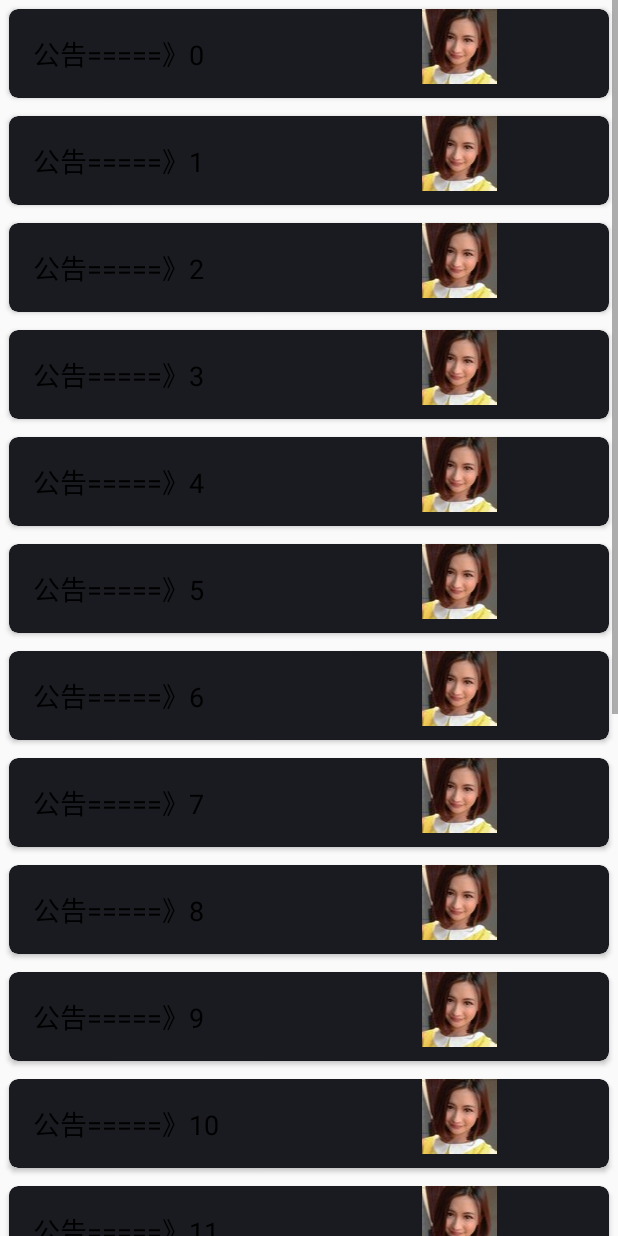
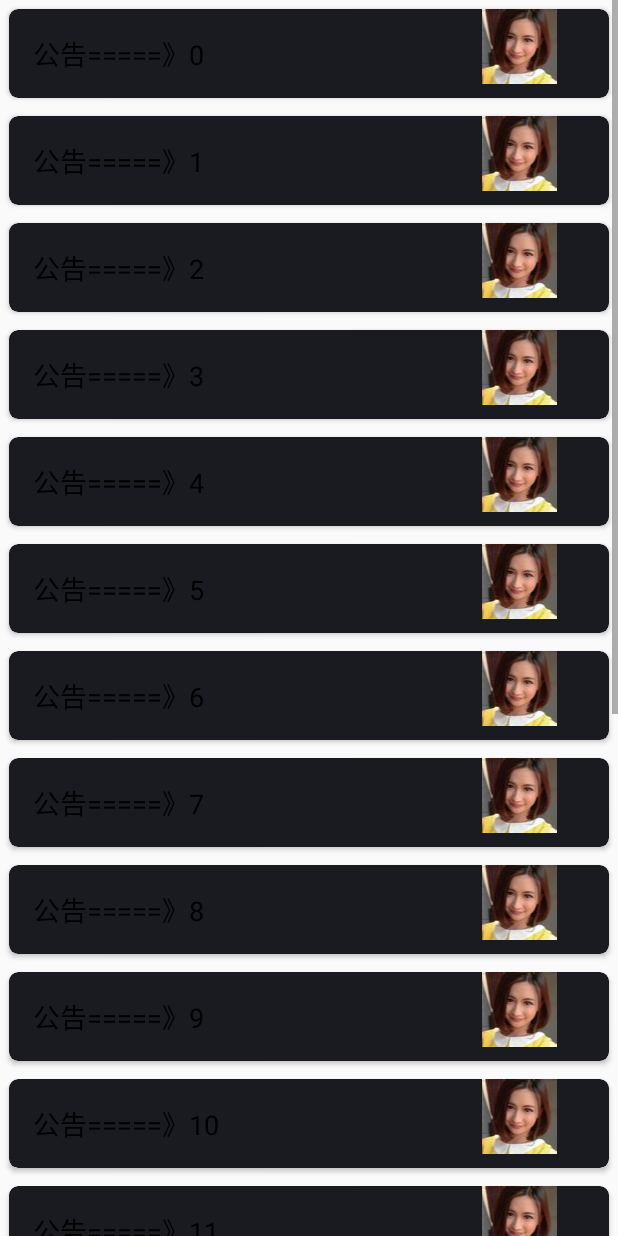
Before and after one commit to alex1143/YiJiaoFei, an Android app: the fragment HomeFragment2 shown on its own in the app's theme, on a phone screen of 412 x 824 dp. Run offline under Robolectric (Android 15) with nearby library versions, the phone set to English and light mode, and no system bars.

Commit message:
添加不同的布局显示

```diff
--- a/app/src/main/java/com/example/dxkj/adapter/RecylcerViewAdapter.java
+++ b/app/src/main/java/com/example/dxkj/adapter/RecylcerViewAdapter.java
@@ -26,6 +26,9 @@ public class RecylcerViewAdapter extends RecyclerView.Adapter<RecylcerViewAdapte
 
     private List<String> listData;
     private Context context;
+    private final int flag1 = 0;
+    private final int flag2 = 1;
+
 
     public RecylcerViewAdapter(List<String> listData, Context context) {
         this.listData = listData;
@@ -35,8 +38,14 @@ public class RecylcerViewAdapter extends RecyclerView.Adapter<RecylcerViewAdapte
     //创建新View,被layoutmanager所调用
     @Override
     public ViewHolder onCreateViewHolder(ViewGroup parent, int viewType) {
-        View view = LayoutInflater.from(context).inflate(R.layout.listitems, parent, false);
-        return new ViewHolder(view);
+        if (viewType == flag1) {
+            View view = LayoutInflater.from(context).inflate(R.layout.listitems, parent, false);
+            return new ViewHolder(view);
+        } else if (viewType == flag2) {
+            View view = LayoutInflater.from(context).inflate(R.layout.listitems2, parent, false);
+            return new ViewHolder(view);
+        }
+        return  null;
     }
 
     //将数据与界面进行绑定的操作
@@ -68,6 +77,7 @@ public class RecylcerViewAdapter extends RecyclerView.Adapter<RecylcerViewAdapte
         public final TextView mTextView;
         public final ImageView mImageView;
         public LinearLayout mLlayout;
+
         public ViewHolder(View itemView) {
             super(itemView);
             mLlayout = (LinearLayout) itemView.findViewById(R.id.llayout);
--- a/app/src/main/res/layout/listitems.xml
+++ b/app/src/main/res/layout/listitems.xml
@@ -17,7 +17,7 @@
             android:id="@+id/tv_title"
             android:layout_width="0dp"
             android:layout_height="wrap_content"
-            android:layout_weight="1"
+            android:layout_weight="0.7"
             android:padding="16dp"
             android:gravity="left|center_horizontal"
             android:textSize="18sp"
@@ -27,7 +27,7 @@
         <ImageView
             android:id="@+id/iv_title"
             android:layout_width="0dp"
-            android:layout_weight="1"
+            android:layout_weight="0.3"
             android:layout_height="wrap_content"
             android:gravity="right|center_horizontal"/>
 
```
Also changed, not shown: app/src/main/res/layout/listitems2.xml (renamed from app/src/main/res/layout/order_pager.xml, +12 -9 lines).
